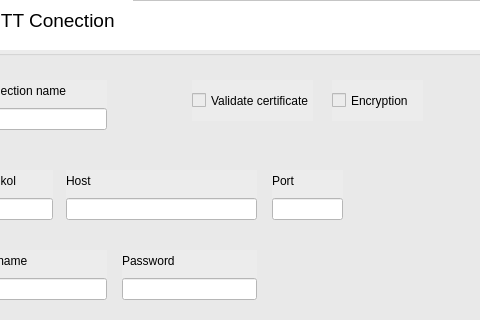
The window that src/gui/new_connection.ui (Sekky61/MQTT-monitor) describes before a commit, drawn with Qt 5; both pictures show x 278 to 758 and y 0 to 320 of the 758 by 433 pixel window.
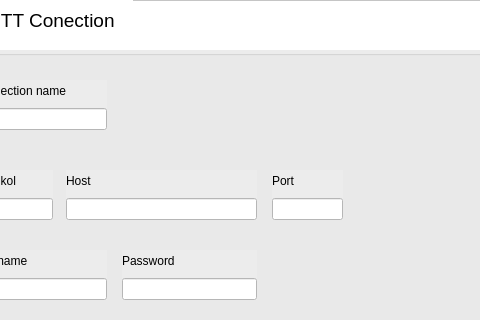
The same window after the commit.

```diff
--- a/src/gui/new_connection.ui
+++ b/src/gui/new_connection.ui
@@ -178,32 +178,6 @@
      </item>
     </layout>
    </widget>
-   <widget class="QCheckBox" name="check_validate">
-    <property name="geometry">
-     <rect>
-      <x>240</x>
-      <y>30</y>
-      <width>121</width>
-      <height>41</height>
-     </rect>
-    </property>
-    <property name="text">
-     <string>Validate certificate</string>
-    </property>
-   </widget>
-   <widget class="QCheckBox" name="check_encryption">
-    <property name="geometry">
-     <rect>
-      <x>380</x>
-      <y>30</y>
-      <width>91</width>
-      <height>41</height>
-     </rect>
-    </property>
-    <property name="text">
-     <string>Encryption</string>
-    </property>
-   </widget>
    <widget class="QWidget" name="layoutWidget4">
     <property name="geometry">
      <rect>
```
Left out of the diff: 2 changed lines with no effect on the pictures.
